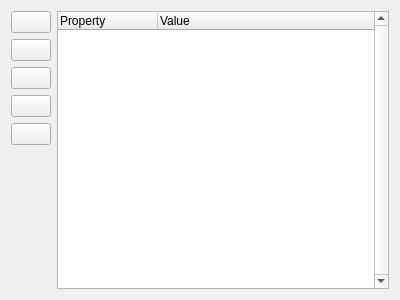
albin-johansson/tactile, file src/gui/properties/properties_widget.ui: the form before one commit.
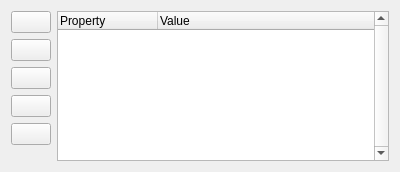
The form after the commit. Icons and pictures are not drawn.

Diff of the .ui file:
```diff
--- a/src/gui/properties/properties_widget.ui
+++ b/src/gui/properties/properties_widget.ui
@@ -7,7 +7,7 @@
     <x>0</x>
     <y>0</y>
     <width>400</width>
-    <height>300</height>
+    <height>172</height>
    </rect>
   </property>
   <layout class="QVBoxLayout" name="verticalLayout">
@@ -93,7 +93,7 @@
          <property name="sizeHint" stdset="0">
           <size>
            <width>20</width>
-           <height>40</height>
+           <height>0</height>
           </size>
          </property>
         </spacer>
```
